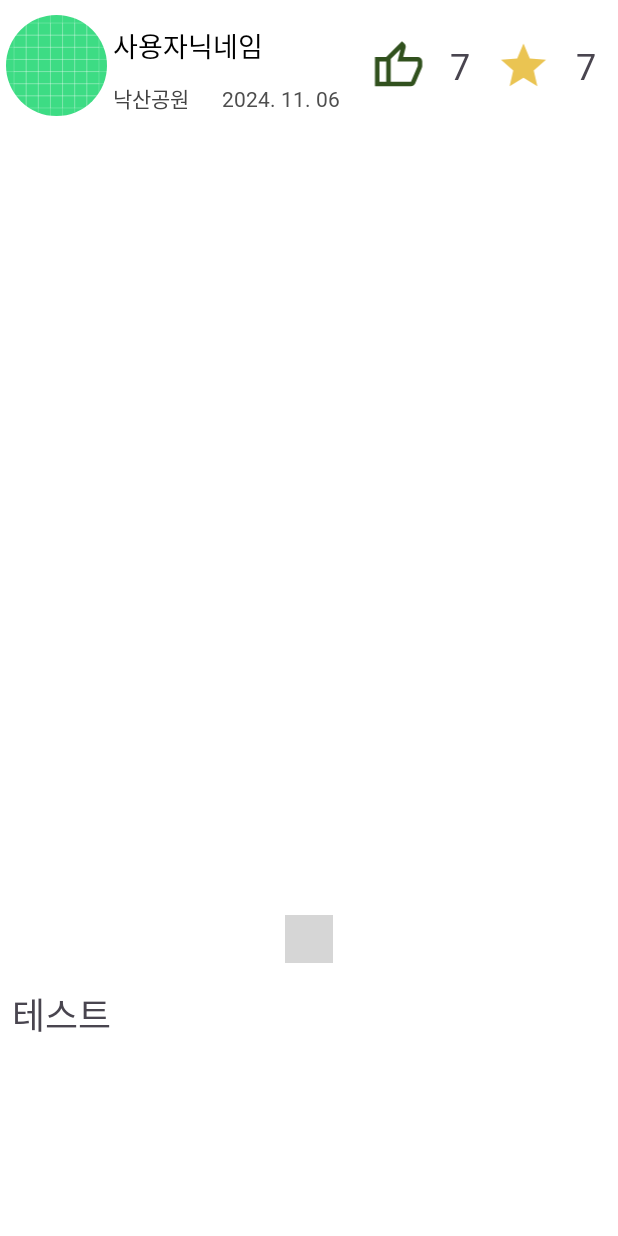
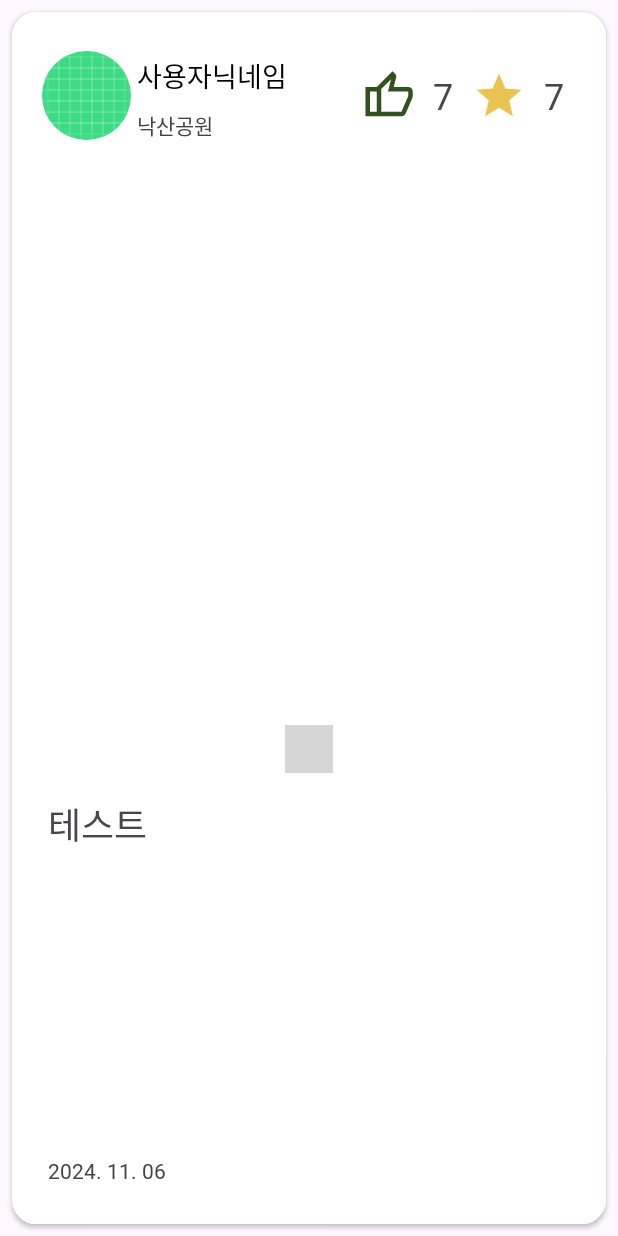
Before and after one commit to LeaveIt-2024Project/LeaveIt_AOS, an Android app: the layout item_review_recyclerview.xml on its own in the app's theme, with its tools: preview values and no code run, on a phone screen of 412 x 824 dp. Run offline under Robolectric (Android 15) with nearby library versions, the phone set to English and light mode, and no system bars; plain views replace SpringDotsIndicator; grey boxes are pictures that could not be loaded.

Commit message:
[UI] 리뷰 UI 변경

```diff
--- a/app/src/main/java/com/example/leaveit/presentation/review/ReviewMainView.kt
+++ b/app/src/main/java/com/example/leaveit/presentation/review/ReviewMainView.kt
@@ -78,6 +78,7 @@ class ReviewMainView : Fragment() {
                 }
             }
         }
+        binding.reviewRecyclerView.setHasFixedSize(true)
         binding.reviewRecyclerView.adapter = adapter
         observerData(initRegionCode, 0)
     }
--- a/app/src/main/res/layout/fragment_reviewmain.xml
+++ b/app/src/main/res/layout/fragment_reviewmain.xml
@@ -3,7 +3,7 @@
     xmlns:app="http://schemas.android.com/apk/res-auto"
     android:layout_width="match_parent"
     android:layout_height="match_parent"
-    android:background="@color/white">
+    android:background="#FCFEF8">
 
     <com.google.android.material.tabs.TabLayout
         android:id="@+id/TabLayout"
@@ -43,7 +43,6 @@
         android:layout_height="0dp"
         app:layout_constraintBottom_toBottomOf="parent"
         app:layout_constraintEnd_toEndOf="parent"
-        app:layout_constraintHorizontal_bias="1.0"
         app:layout_constraintStart_toStartOf="parent"
         app:layout_constraintTop_toBottomOf="@id/TabLayout"
         app:layout_constraintVertical_weight="0.92" />
--- a/app/src/main/res/layout/item_review_recyclerview.xml
+++ b/app/src/main/res/layout/item_review_recyclerview.xml
@@ -1,18 +1,27 @@
 <?xml version="1.0" encoding="utf-8"?>
-<androidx.constraintlayout.widget.ConstraintLayout xmlns:android="http://schemas.android.com/apk/res/android"
+<androidx.cardview.widget.CardView xmlns:android="http://schemas.android.com/apk/res/android"
     xmlns:app="http://schemas.android.com/apk/res-auto"
     android:layout_width="match_parent"
     android:layout_height="match_parent"
-    android:background="@color/white">
+    android:layout_margin="8dp"
+    app:cardCornerRadius="16dp"
+    app:strokeColor="#DFDBDB">
+
+    <androidx.constraintlayout.widget.ConstraintLayout
+        android:layout_width="match_parent"
+        android:layout_height="match_parent"
+        android:background="@color/white"
+        android:padding="16dp">
 
         <LinearLayout
             android:id="@+id/topContentLayer"
             android:layout_width="match_parent"
             android:layout_height="0dp"
+            android:layout_marginBottom="8dp"
             app:layout_constraintBottom_toTopOf="@id/imageViewPager"
             app:layout_constraintStart_toStartOf="parent"
             app:layout_constraintTop_toTopOf="parent"
-        app:layout_constraintVertical_weight="0.1">
+            app:layout_constraintVertical_weight="0.05">
 
             <de.hdodenhof.circleimageview.CircleImageView
                 android:id="@+id/userImg"
@@ -61,24 +70,12 @@
                         android:text="낙산공원"
                         android:textColor="#434343"
                         app:layout_constraintBottom_toBottomOf="parent"
-                    app:layout_constraintEnd_toStartOf="@id/regiDateText"
+                        app:layout_constraintEnd_toEndOf="parent"
                         app:layout_constraintHorizontal_weight="0.1"
                         app:layout_constraintStart_toStartOf="parent"
                         app:layout_constraintTop_toBottomOf="@id/userNinckName"
                         app:layout_constraintVertical_weight="0.1" />
 
-                <TextView
-                    android:id="@+id/regiDateText"
-                    android:layout_width="0dp"
-                    android:layout_height="0dp"
-                    android:gravity="center"
-                    android:text="2024. 11. 06"
-                    android:textColor="#4E4E4E"
-                    app:layout_constraintBottom_toBottomOf="parent"
-                    app:layout_constraintEnd_toEndOf="parent"
-                    app:layout_constraintHorizontal_weight="0.2"
-                    app:layout_constraintStart_toEndOf="@id/placeText"
-                    app:layout_constraintTop_toBottomOf="@id/userNinckName" />
 
                 </androidx.constraintlayout.widget.ConstraintLayout>
 
@@ -86,11 +83,12 @@
                     android:id="@+id/reviewInfoContainer2"
                     android:layout_width="0dp"
                     android:layout_height="0dp"
+                    app:layout_constraintBottom_toBottomOf="parent"
+                    app:layout_constraintEnd_toEndOf="parent"
                     app:layout_constraintHorizontal_weight="0.3"
                     app:layout_constraintStart_toEndOf="@id/reviewInfoContainer"
-                app:layout_constraintEnd_toEndOf="parent"
-                app:layout_constraintTop_toTopOf="parent"
-                app:layout_constraintBottom_toBottomOf="parent">
+                    app:layout_constraintTop_toTopOf="parent">
+
                     <androidx.appcompat.widget.AppCompatImageView
                         android:id="@+id/likeBtn"
                         android:layout_width="0dp"
@@ -151,22 +149,23 @@
             android:layout_width="match_parent"
             android:layout_height="0dp"
             app:layout_constraintBottom_toTopOf="@id/reviewIndicator"
+            app:layout_constraintDimensionRatio="1"
             app:layout_constraintEnd_toEndOf="parent"
             app:layout_constraintStart_toStartOf="parent"
             app:layout_constraintTop_toBottomOf="@id/topContentLayer"
-        app:layout_constraintVertical_weight="0.6" />
+            app:layout_constraintVertical_weight="0.8" />
 
         <com.tbuonomo.viewpagerdotsindicator.SpringDotsIndicator
-        android:layout_marginBottom="8dp"
             android:id="@+id/reviewIndicator"
             android:layout_width="wrap_content"
             android:layout_height="wrap_content"
+            android:layout_marginTop="8dp"
+            android:layout_marginBottom="8dp"
             app:dotsColor="#31511E"
             app:layout_constraintBottom_toTopOf="@id/contentTextView"
             app:layout_constraintEnd_toEndOf="parent"
             app:layout_constraintStart_toStartOf="parent"
-        app:layout_constraintTop_toBottomOf="@id/imageViewPager"
-        app:layout_constraintVertical_weight="0.05" />
+            app:layout_constraintTop_toBottomOf="@id/imageViewPager" />
 
         <TextView
             android:id="@+id/contentTextView"
@@ -175,9 +174,26 @@
             android:padding="8dp"
             android:text="테스트"
             android:textSize="24dp"
-        app:layout_constraintBottom_toBottomOf="parent"
+            app:layout_constraintBottom_toTopOf="@id/regiDateText"
             app:layout_constraintEnd_toEndOf="parent"
             app:layout_constraintStart_toStartOf="parent"
             app:layout_constraintTop_toBottomOf="@id/reviewIndicator"
-        app:layout_constraintVertical_weight="0.2" />
+            app:layout_constraintVertical_weight="0.15" />
+
+
+        <TextView
+            android:id="@+id/regiDateText"
+            android:layout_width="match_parent"
+            android:layout_height="0dp"
+            android:gravity="start|center"
+            android:padding="8dp"
+            android:text="2024. 11. 06"
+            android:textColor="#434343"
+            app:layout_constraintBottom_toBottomOf="parent"
+            app:layout_constraintEnd_toEndOf="parent"
+            app:layout_constraintHorizontal_weight="0.1"
+            app:layout_constraintStart_toStartOf="parent"
+            app:layout_constraintTop_toBottomOf="@id/contentTextView"
+            app:layout_constraintVertical_weight="0.025" />
     </androidx.constraintlayout.widget.ConstraintLayout>
+</androidx.cardview.widget.CardView>
```
Also changed, not shown: app/src/main/AndroidManifest.xml (+5 -5 lines), app/src/main/java/com/example/leaveit/presentation/review/adapter/ReviewViewPagerAdapter.kt (+23 -10 lines), app/src/main/res/layout/item_review_viewpager.xml (+4 -3 lines). Lines whose indentation alone changed are shown as unchanged.
